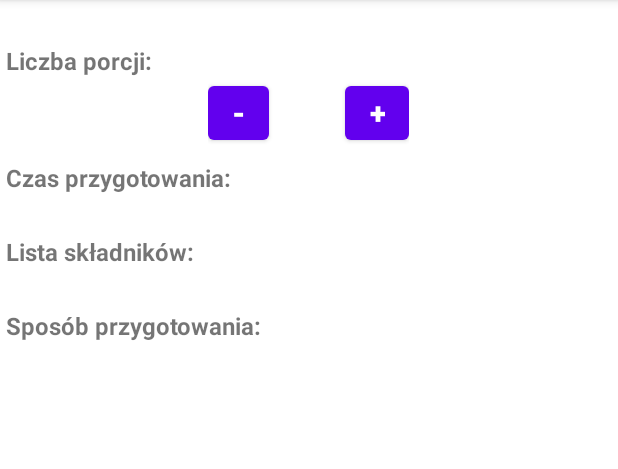
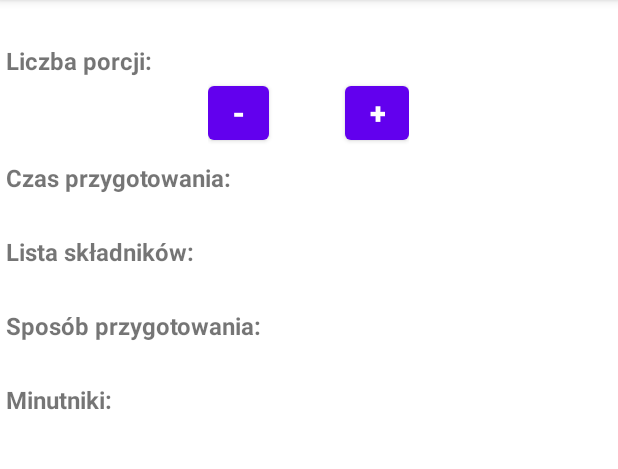
Before and after one commit to jwarczynski/MealsApp, an Android app: the RecipeDetailFragment screen opened directly, with no data from a screen before it, on a phone screen of 412 x 824 dp, the part 84-553 px from its top. Run offline under Robolectric (Android 15) with nearby library versions, the phone set to English and light mode, and no system bars; our stand-ins replace Firebase (no records; nobody signed in at launch, a user with empty details on screens opened directly).

Commit message:
Add timers

```diff
--- a/app/src/main/AndroidManifest.xml
+++ b/app/src/main/AndroidManifest.xml
@@ -19,7 +19,6 @@
             android:exported="true">
             <intent-filter>
                 <action android:name="android.intent.action.MAIN" />
-
                 <category android:name="android.intent.category.LAUNCHER" />
             </intent-filter>
         </activity>
--- a/app/src/main/java/com/example/recipes/RecipeDetailFragment.kt
+++ b/app/src/main/java/com/example/recipes/RecipeDetailFragment.kt
@@ -9,16 +9,17 @@ import android.widget.Button
 import android.widget.ImageView
 import android.widget.TextView
 import androidx.fragment.app.Fragment
+import androidx.fragment.app.FragmentTransaction
 import com.google.firebase.database.DataSnapshot
 import com.google.firebase.database.DatabaseError
 import com.google.firebase.database.FirebaseDatabase
 import com.google.firebase.database.ValueEventListener
-import com.squareup.picasso.Picasso
 
 
 class RecipeDetailFragment : Fragment() {
     // selectedMealName - null jak nie wybrano nazwy posiłku || String z nazwą wybranego posiłku
     private var selectedMealName: String? = null
+    private var selectedNumberOfServings: Int = -1
     private var recipe: Recipe? = null
 
     fun setMeal(mealName: String) {
@@ -29,7 +30,9 @@ class RecipeDetailFragment : Fragment() {
         super.onCreate(savedInstanceState)
         if (savedInstanceState != null) {
             selectedMealName = savedInstanceState.getString("selectedMealName")
+            selectedNumberOfServings = savedInstanceState.getInt("selectedNumberOfServings")
         }
+        onShowRecipeFromFirebase(savedInstanceState == null)
     }
 
     override fun onCreateView(
@@ -52,15 +55,15 @@ class RecipeDetailFragment : Fragment() {
             btnServingsMinus.setOnClickListener {
                 if(recipe?.addNumberOfServings(-1) == true) showRecipe()
             }
-            onShowRecipeFromFirebase()
         }
     }
 
     override fun onSaveInstanceState(savedInstanceState: Bundle) {
         savedInstanceState.putString("selectedMealName", selectedMealName)
+        savedInstanceState.putInt("selectedNumberOfServings", recipe?.getIntNumberOfServings() ?: -1)
     }
 
-    private fun onShowRecipeFromFirebase() {
+    private fun onShowRecipeFromFirebase(instanceIsNull: Boolean) {
         val database = FirebaseDatabase.getInstance("https://put-am-recipe-default-rtdb.firebaseio.com/")
         val myRef = database.getReference("recipes")
         myRef.addValueEventListener(object: ValueEventListener {
@@ -68,6 +71,8 @@ class RecipeDetailFragment : Fragment() {
                 for (recipeFromDb in recipesFromDb.children) {
                     if(selectedMealName == null || recipeFromDb.key.toString() == selectedMealName) {
                         recipe = Recipe(recipeFromDb)
+                        if(instanceIsNull) addTimers(recipe?.getListTimers())
+                        else recipe?.setNumberOfServings(selectedNumberOfServings)
                         break
                     }
                 }
@@ -94,4 +99,18 @@ class RecipeDetailFragment : Fragment() {
         textViewPreparation.text = recipe?.getPreparation()
         recipe?.setImageInImageView(imgRecipe)
     }
+
+    private fun addTimers(listTimers: MutableList<Pair<String, Int>>?) {
+        val ft = childFragmentManager.beginTransaction();
+        if (listTimers != null) {
+            for(timer in listTimers) {
+                val timerFragment = TimerFragment()
+                timerFragment.initTimer(timer.first, timer.second)
+                ft.add(R.id.timer_container, timerFragment);
+            }
+        }
+        ft.addToBackStack(null);
+        ft.setTransition(FragmentTransaction.TRANSIT_FRAGMENT_FADE);
+        ft.commit()
+    }
 }
--- a/app/src/main/res/layout/fragment_recipe_detail.xml
+++ b/app/src/main/res/layout/fragment_recipe_detail.xml
@@ -4,6 +4,15 @@
     xmlns:tools="http://schemas.android.com/tools"
     android:layout_width="match_parent"
     android:layout_height="match_parent"
+    android:orientation="vertical">
+
+    <ScrollView
+        android:layout_width="match_parent"
+        android:layout_height="match_parent">
+
+        <LinearLayout
+            android:layout_width="match_parent"
+            android:layout_height="wrap_content"
             android:orientation="vertical">
 
             <TextView
@@ -19,6 +28,8 @@
                 android:id="@+id/imgRecipe"
                 android:layout_width="match_parent"
                 android:layout_height="wrap_content"
+                android:adjustViewBounds="false"
+                android:cropToPadding="false"
                 tools:srcCompat="@tools:sample/avatars" />
 
             <TextView
@@ -26,7 +37,7 @@
                 android:layout_width="match_parent"
                 android:layout_height="wrap_content"
                 android:layout_marginLeft="4dp"
-        android:text="Liczba porcji:"
+                android:text="@string/number_servings"
                 android:textSize="16sp"
                 android:textStyle="bold" />
 
@@ -74,7 +85,7 @@
                 android:layout_width="match_parent"
                 android:layout_height="wrap_content"
                 android:layout_marginLeft="4dp"
-        android:text="Czas przygotowania:"
+                android:text="@string/time_preparation"
                 android:textSize="16sp"
                 android:textStyle="bold" />
 
@@ -93,7 +104,7 @@
                 android:layout_width="match_parent"
                 android:layout_height="wrap_content"
                 android:layout_marginLeft="4dp"
-        android:text="Lista składników:"
+                android:text="@string/list_ingredients"
                 android:textSize="16sp"
                 android:textStyle="bold" />
 
@@ -113,7 +124,7 @@
                 android:layout_width="match_parent"
                 android:layout_height="wrap_content"
                 android:layout_marginLeft="4dp"
-        android:text="Sposób przygotowania:"
+                android:text="@string/preparation"
                 android:textSize="16sp"
                 android:textStyle="bold" />
 
@@ -123,4 +134,31 @@
                 android:layout_height="wrap_content"
                 android:layout_marginLeft="12dp"
                 android:text="Przygotowanie" />
+
+<!--            <FrameLayout-->
+<!--                android:id="@+id/timer_container"-->
+<!--                android:layout_width="match_parent"-->
+<!--                android:layout_height="match_parent"/>-->
+
+            <Space
+                android:layout_width="match_parent"
+                android:layout_height="8dp" />
+
+            <TextView
+                android:id="@+id/textView"
+                android:layout_width="match_parent"
+                android:layout_height="wrap_content"
+                android:layout_marginLeft="4dp"
+                android:text="@string/timers"
+                android:textSize="16sp"
+                android:textStyle="bold" />
+
+            <LinearLayout xmlns:android="http://schemas.android.com/apk/res/android"
+                android:id="@+id/timer_container"
+                android:layout_width="match_parent"
+                android:layout_height="match_parent"
+                android:orientation="vertical" />
+
         </LinearLayout>
+    </ScrollView>
+</LinearLayout>
--- a/app/src/main/res/values/strings.xml
+++ b/app/src/main/res/values/strings.xml
@@ -5,4 +5,14 @@
     <string name="hello_blank_fragment">Hello blank fragment</string>
     <string name="recipe_name"> Nazwa przepisu </string>
     <string name="meal_recipe"> Składniki i sposób przygotowania </string>
+    <string name="start">Start</string>
+    <string name="stop">Stop</string>
+    <string name="reset">Reset</string>
+    <string name="turnoff">Wyłącz</string>
+    <string name="number_servings">Liczba porcji:</string>
+    <string name="time_preparation">Czas przygotowania:</string>
+    <string name="list_ingredients">Lista składników:</string>
+    <string name="preparation">Sposób przygotowania:</string>
+    <string name="timers">Minutniki:</string>
+
 </resources>
```
Also changed, not shown: app/src/main/java/com/example/recipes/Recipe.kt (+19 -0 lines), app/src/main/java/com/example/recipes/TimerFragment.kt (added, +188 -0 lines), app/src/main/res/layout/fragment_timer.xml (added, +85 -0 lines), 2 other files. Lines whose indentation alone changed are shown as unchanged.
